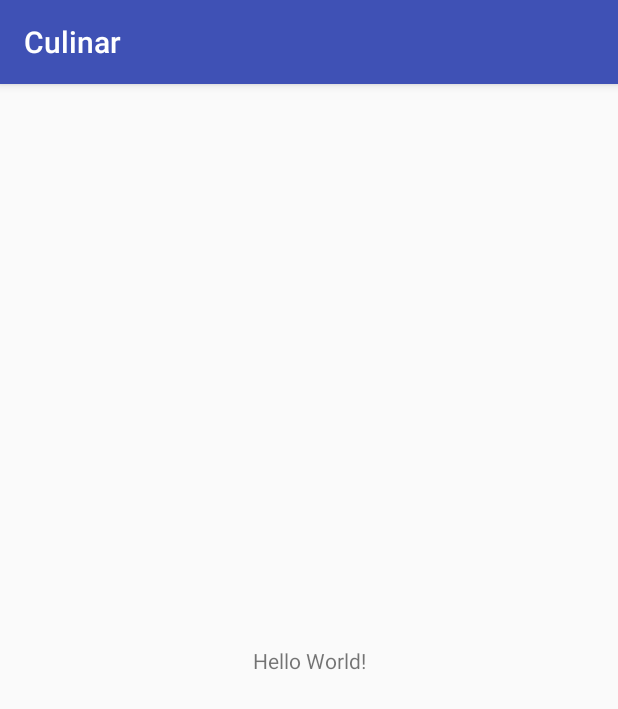
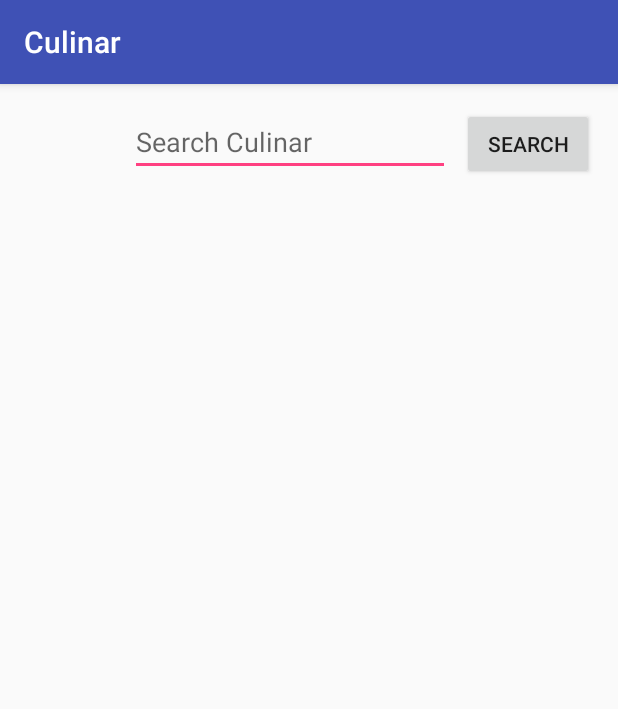
Before and after one commit to iank007/culinar, an Android app: the screen it shows after launch (MainActivity), on a phone screen of 412 x 824 dp. Shown: the top 709 px of the screen. Run offline under Robolectric (Android 15) with nearby library versions, the phone set to English and light mode, and no system bars.

```diff
--- a/app/src/main/AndroidManifest.xml
+++ b/app/src/main/AndroidManifest.xml
@@ -16,6 +16,7 @@
                 <category android:name="android.intent.category.LAUNCHER" />
             </intent-filter>
         </activity>
+        <activity android:name=".CurtnerActivity"></activity>
     </application>
 
 </manifest>
--- a/app/src/main/java/com/example/bojansolution/culinar/MainActivity.java
+++ b/app/src/main/java/com/example/bojansolution/culinar/MainActivity.java
@@ -1,13 +1,35 @@
 package com.example.bojansolution.culinar;
 
+import android.content.Intent;
 import android.support.v7.app.AppCompatActivity;
 import android.os.Bundle;
+import android.view.View;
+import android.widget.Button;
+import android.widget.EditText;
 
 public class MainActivity extends AppCompatActivity {
+
+    // screen items declaration
+    private EditText fieldSearch;
+    private Button buttonSearch;
+    private Intent intent;
 
     @Override
     protected void onCreate(Bundle savedInstanceState) {
         super.onCreate(savedInstanceState);
         setContentView(R.layout.activity_main);
+
+        fieldSearch = (EditText) findViewById(R.id.fieldSearchId);
+        buttonSearch =  (Button) findViewById(R.id.buttonSearchId);
+
+        buttonSearch.setOnClickListener(new View.OnClickListener() {
+            @Override
+            public void onClick(View view) {
+                intent = new Intent(getApplicationContext(), CurtnerActivity.class);
+                String str = fieldSearch.getText().toString();
+                intent.putExtra("fieldSearchExtra", str);
+                startActivity(intent);
+            }
+        });
     }
 }
--- a/app/src/main/res/layout/activity_main.xml
+++ b/app/src/main/res/layout/activity_main.xml
@@ -6,13 +6,26 @@
     android:layout_height="match_parent"
     tools:context="com.example.bojansolution.culinar.MainActivity">
 
-    <TextView
+    <EditText
+        android:id="@+id/fieldSearchId"
         android:layout_width="wrap_content"
         android:layout_height="wrap_content"
-        android:text="Hello World!"
-        app:layout_constraintBottom_toBottomOf="parent"
+        android:layout_marginEnd="8dp"
+        android:layout_marginTop="16dp"
+        android:ems="10"
+        android:hint="@string/hintCulinar"
+        android:inputType="textPersonName"
+        app:layout_constraintEnd_toStartOf="@+id/buttonSearchId"
         app:layout_constraintLeft_toLeftOf="parent"
-        app:layout_constraintRight_toRightOf="parent"
         app:layout_constraintTop_toTopOf="parent" />
 
+    <Button
+        android:id="@+id/buttonSearchId"
+        android:layout_width="wrap_content"
+        android:layout_height="wrap_content"
+        android:layout_marginEnd="16dp"
+        android:layout_marginTop="16dp"
+        android:text="@string/buttonSearch"
+        app:layout_constraintEnd_toEndOf="parent"
+        app:layout_constraintTop_toTopOf="parent" />
 </android.support.constraint.ConstraintLayout>
--- a/build.gradle
+++ b/build.gradle
@@ -8,7 +8,7 @@ buildscript {
     }
     dependencies {
         classpath 'com.android.tools.build:gradle:3.0.0'
-
+        classpath 'com.google.gms:google-services:3.1.0'
 
         // NOTE: Do not place your application dependencies here; they belong
         // in the individual module build.gradle files
```
Also changed, not shown: app/build.gradle (+15 -0 lines), app/src/main/java/com/example/bojansolution/culinar/CurtnerActivity.java (added, +19 -0 lines), app/src/main/java/com/example/bojansolution/culinar/DisplayMessageActivity.java (added, +13 -0 lines), app/src/main/java/com/example/bojansolution/culinar/model/Curtner.java (added, +50 -0 lines), app/src/main/java/com/example/bojansolution/culinar/repository/CurtnerDBHandler.java (added, +41 -0 lines), app/src/main/java/com/example/bojansolution/culinar/repository/CurtnerRepository.java (added, +92 -0 lines), app/src/main/res/layout/activity_curtner.xml (added, +18 -0 lines), app/src/main/res/layout/activity_display_message.xml (added, +9 -0 lines), app/src/main/res/values/strings.xml (+16 -0 lines), app/src/main/res/values/styles.xml (+9 -0 lines), 1 other file.
